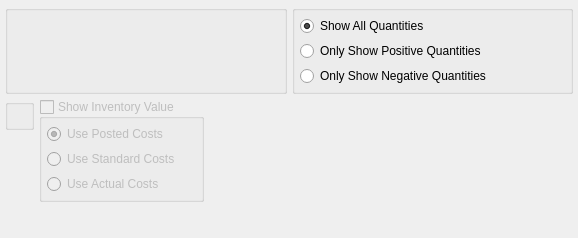
The window that guiclient/displays/dspQOHByParameterList.ui (Pegasus-RPG/xtuple-client) describes before a commit, drawn with Qt 5.
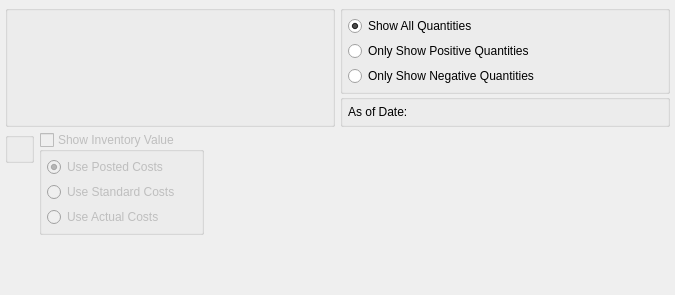
The same window after the commit. Custom widgets are drawn as their Qt base class.

Diff of the .ui file:
```diff
--- a/guiclient/displays/dspQOHByParameterList.ui
+++ b/guiclient/displays/dspQOHByParameterList.ui
@@ -13,8 +13,8 @@
    <rect>
     <x>0</x>
     <y>0</y>
-    <width>578</width>
-    <height>238</height>
+    <width>675</width>
+    <height>295</height>
    </rect>
   </property>
   <property name="windowTitle">
@@ -74,6 +74,31 @@
          </layout>
         </widget>
        </item>
+       <item>
+        <widget class="QGroupBox" name="_asofGroup">
+         <property name="sizePolicy">
+          <sizepolicy hsizetype="Minimum" vsizetype="Preferred">
+           <horstretch>0</horstretch>
+           <verstretch>0</verstretch>
+          </sizepolicy>
+         </property>
+         <property name="title">
+          <string/>
+         </property>
+         <layout class="QGridLayout" name="gridLayout_3">
+          <item row="0" column="0">
+           <widget class="QLabel" name="_asOfLit">
+            <property name="text">
+             <string>As of Date:</string>
+            </property>
+           </widget>
+          </item>
+          <item row="0" column="1">
+           <widget class="DLineEdit" name="_asOf"/>
+          </item>
+         </layout>
+        </widget>
+       </item>
        <item>
         <spacer name="verticalSpacer_2">
          <property name="orientation">
@@ -214,6 +239,12 @@
  <layoutdefault spacing="5" margin="5"/>
  <pixmapfunction>qPixmapFromMimeSource</pixmapfunction>
  <customwidgets>
+  <customwidget>
+   <class>DLineEdit</class>
+   <extends>QWidget</extends>
+   <header>datecluster.h</header>
+   <container>1</container>
+  </customwidget>
   <customwidget>
    <class>ParameterGroup</class>
    <extends>QGroupBox</extends>
```
